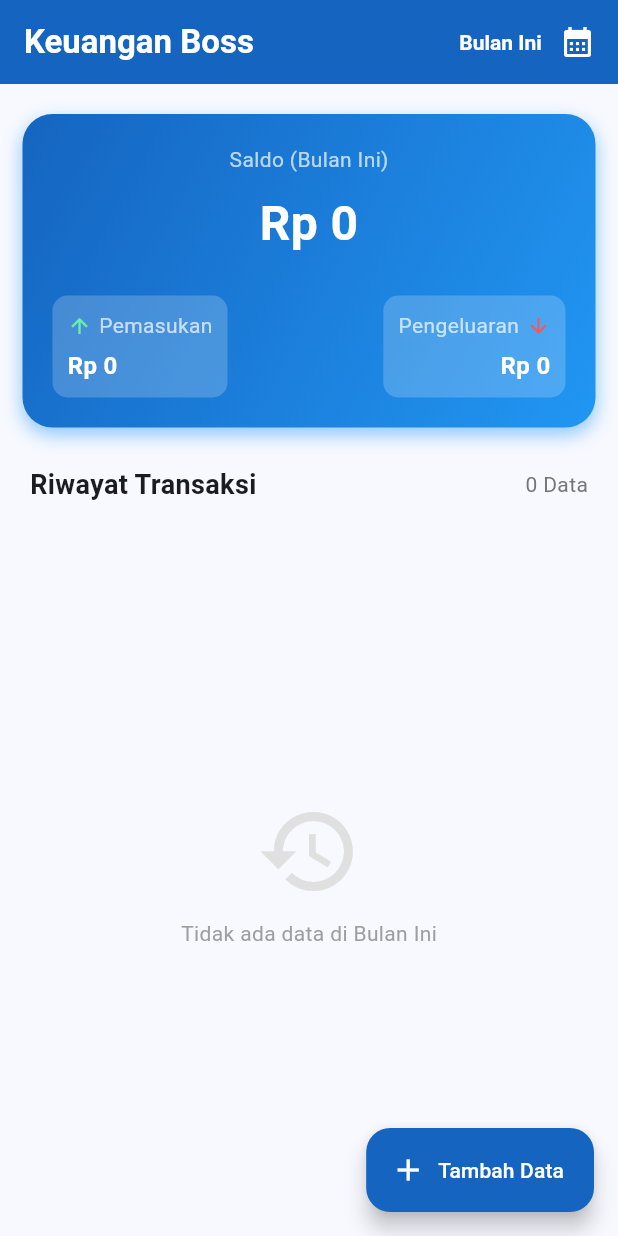
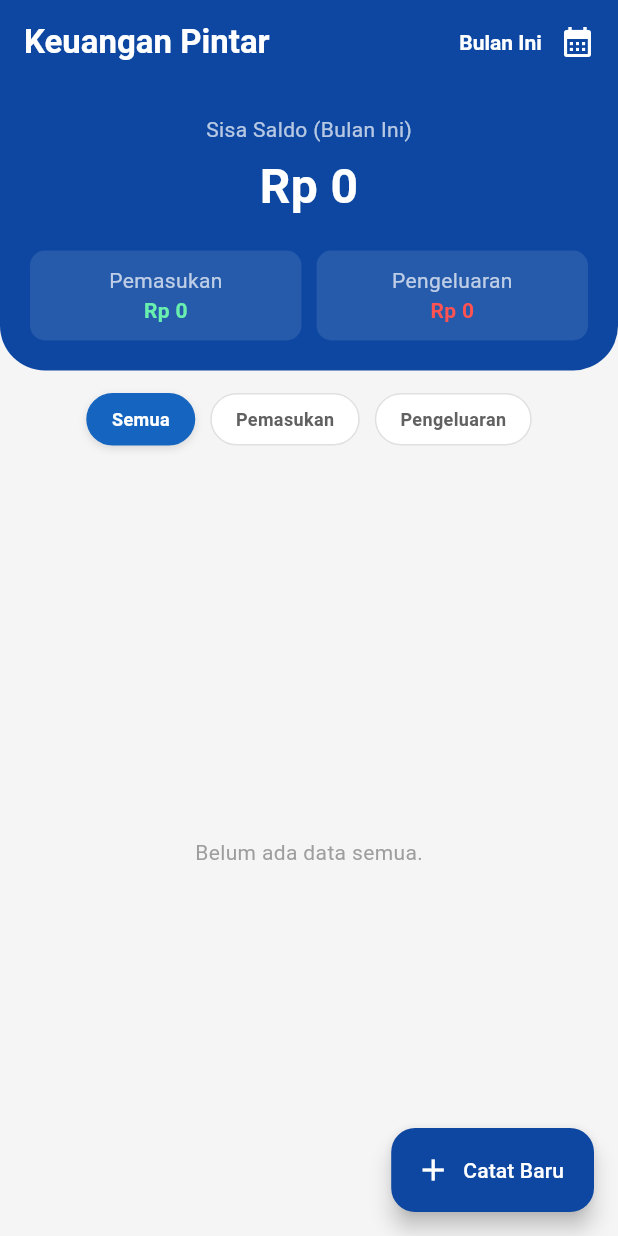
Before and after one commit to RaafiStudent/flutter-catatan-keuangan, a Flutter app: the screen it shows after launch, on a phone screen of 412 x 824 dp. Run offline on Flutter 3.47's test engine with Material 3 defaults, Android fonts, the phone set to English and light mode, and no system bars; our stand-ins replace sqflite; accounts and stored records are empty.

Commit message:
Update Besar: Fitur Smart Filter, Time Picker WIB, dan Edit Transaksi

```diff
--- a/lib/providers/transaction_provider.dart
+++ b/lib/providers/transaction_provider.dart
@@ -3,52 +3,71 @@ import '../database/database_helper.dart';
 import '../models/transaction_model.dart';
 
 class TransactionProvider with ChangeNotifier {
-  List<TransactionModel> _allTransactions = []; // Menyimpan SEMUA data
-  String _filterStatus = 'Bulan Ini'; // Default filter saat pertama buka
+  List<TransactionModel> _allTransactions = [];
 
-  // Getter data yang sudah difilter untuk ditampilkan di UI
+  // Filter Waktu Default: Bulan Ini
+  String _filterTime = 'Bulan Ini';
+
+  // Filter Tipe Default: Semua (Bisa diganti ke 'Pemasukan' atau 'Pengeluaran')
+  String _filterType = 'Semua';
+
+  // --- GETTER DATA UTAMA (List yang tampil di layar) ---
   List<TransactionModel> get transactions {
     DateTime now = DateTime.now();
+    List<TransactionModel> tempResult = [];
 
-    if (_filterStatus == 'Hari Ini') {
-      return _allTransactions.where((item) {
+    // 1. FILTER WAKTU (Time Frame)
+    if (_filterTime == 'Hari Ini') {
+      tempResult = _allTransactions.where((item) {
         DateTime date = DateTime.parse(item.date);
         return date.day == now.day && date.month == now.month && date.year == now.year;
       }).toList();
-    }
-    else if (_filterStatus == 'Minggu Ini') {
-      // Logika: 7 Hari Terakhir
+    } else if (_filterTime == 'Minggu Ini') {
       DateTime weekAgo = now.subtract(const Duration(days: 7));
-      return _allTransactions.where((item) {
+      tempResult = _allTransactions.where((item) {
         DateTime date = DateTime.parse(item.date);
         return date.isAfter(weekAgo) && date.isBefore(now.add(const Duration(days: 1)));
       }).toList();
-    }
-    else if (_filterStatus == 'Bulan Ini') {
-      return _allTransactions.where((item) {
+    } else if (_filterTime == 'Bulan Ini') {
+      tempResult = _allTransactions.where((item) {
         DateTime date = DateTime.parse(item.date);
         return date.month == now.month && date.year == now.year;
       }).toList();
-    }
-    else if (_filterStatus == 'Tahun Ini') {
-      return _allTransactions.where((item) {
+    } else if (_filterTime == 'Tahun Ini') {
+      tempResult = _allTransactions.where((item) {
         DateTime date = DateTime.parse(item.date);
         return date.year == now.year;
       }).toList();
+    } else {
+      tempResult = _allTransactions; // Semua Waktu
     }
 
-    return _allTransactions; // Kalau 'Semua'
+    // 2. FILTER TIPE (Income vs Expense)
+    // Ini logika agar list bisa dipisah sesuai permintaan Boss
+    if (_filterType == 'Pemasukan') {
+      return tempResult.where((item) => item.type == 'pemasukan').toList();
+    } else if (_filterType == 'Pengeluaran') {
+      return tempResult.where((item) => item.type == 'pengeluaran').toList();
+    }
+
+    return tempResult; // Tampilkan Semua (Campur)
   }
 
-  // Fungsi untuk mengubah jenis filter dari UI
-  void setFilter(String filter) {
-    _filterStatus = filter;
-    notifyListeners(); // Kabari UI untuk refresh tampilan
+  // --- Setter untuk Mengubah Filter ---
+  void setFilterTime(String filter) {
+    _filterTime = filter;
+    notifyListeners();
   }
 
-  String get filterStatus => _filterStatus;
+  void setFilterType(String type) {
+    _filterType = type;
+    notifyListeners();
+  }
 
-  // --- DATABASE OPERATIONS ---
+  String get filterTime => _filterTime;
+  String get filterType => _filterType;
+
+  // --- DATABASE CRUD ---
 
   Future<void> fetchTransactions() async {
     _allTransactions = await DatabaseHelper.instance.readAllTransactions();
@@ -66,29 +85,69 @@ class TransactionProvider with ChangeNotifier {
     await fetchTransactions();
   }
 
+  // FITUR UPDATE (EDIT DATA) - Request Boss
+  Future<void> updateTransaction(int id, String title, int amount, String date, String type) async {
+    final updatedTransaction = TransactionModel(
+      id: id,
+      title: title,
+      amount: amount,
+      date: date,
+      type: type,
+    );
+    await DatabaseHelper.instance.update(updatedTransaction);
+    await fetchTransactions();
+  }
+
   Future<void> deleteTransaction(int id) async {
     await DatabaseHelper.instance.delete(id);
     await fetchTransactions();
   }
 
-  // --- LOGIKA TOTAL (Dihitung dari data yang SUDAH DI-FILTER) ---
+  // --- LOGIKA TOTAL PINTAR ---
+  // Total dihitung berdasarkan Filter WAKTU saja, mengabaikan Filter TIPE.
+  // Kenapa? Agar saat Boss melihat list "Pengeluaran", tulisan "Sisa Saldo" di atas tidak jadi Nol/Aneh.
+
+  List<TransactionModel> get _transactionsByTimeOnly {
+     DateTime now = DateTime.now();
+     if (_filterTime == 'Hari Ini') {
+        return _allTransactions.where((item) {
+          DateTime date = DateTime.parse(item.date);
+          return date.day == now.day && date.month == now.month && date.year == now.year;
+        }).toList();
+     } else if (_filterTime == 'Minggu Ini') {
+        DateTime weekAgo = now.subtract(const Duration(days: 7));
+        return _allTransactions.where((item) {
+          DateTime date = DateTime.parse(item.date);
+          return date.isAfter(weekAgo) && date.isBefore(now.add(const Duration(days: 1)));
+        }).toList();
+     } else if (_filterTime == 'Bulan Ini') {
+        return _allTransactions.where((item) {
+          DateTime date = DateTime.parse(item.date);
+          return date.month == now.month && date.year == now.year;
+        }).toList();
+     } else if (_filterTime == 'Tahun Ini') {
+        return _allTransactions.where((item) {
+          DateTime date = DateTime.parse(item.date);
+          return date.year == now.year;
+        }).toList();
+     }
+     return _allTransactions;
+  }
 
   int get totalPemasukan {
+    var list = _transactionsByTimeOnly;
     var total = 0;
-    for (var item in transactions) { // Menggunakan 'transactions' (yang sudah difilter)
-      if (item.type == 'pemasukan') {
-        total += item.amount;
-      }
+    for (var item in list) {
+      if (item.type == 'pemasukan') total += item.amount;
     }
     return total;
   }
 
   int get totalPengeluaran {
+    var list = _transactionsByTimeOnly;
     var total = 0;
-    for (var item in transactions) { // Menggunakan 'transactions' (yang sudah difilter)
-      if (item.type == 'pengeluaran') {
-        total += item.amount;
-      }
+    for (var item in list) {
+      if (item.type == 'pengeluaran') total += item.amount;
     }
     return total;
   }
--- a/lib/screens/home_screen.dart
+++ b/lib/screens/home_screen.dart
@@ -20,37 +20,31 @@ class _HomeScreenState extends State<HomeScreen> {
 
   @override
   Widget build(BuildContext context) {
-    // Format Uang Rupiah
     final currencyFormat = NumberFormat.currency(locale: 'id_ID', symbol: 'Rp ', decimalDigits: 0);
 
     return Scaffold(
+      backgroundColor: Colors.grey[100],
       appBar: AppBar(
-        title: const Text('Keuangan Boss', style: TextStyle(fontWeight: FontWeight.bold)),
-        backgroundColor: Colors.blue[800], // Warna lebih gelap biar elegan
+        title: const Text('Keuangan Pintar', style: TextStyle(fontWeight: FontWeight.bold)),
+        backgroundColor: Colors.blue[900],
         foregroundColor: Colors.white,
         actions: [
-          // --- DROPDOWN FILTER WAKTU ---
+          // Dropdown Filter Waktu
           Consumer<TransactionProvider>(
             builder: (context, provider, child) {
               return Padding(
                 padding: const EdgeInsets.only(right: 15.0),
                 child: DropdownButtonHideUnderline(
                   child: DropdownButton<String>(
-                    dropdownColor: Colors.blue[700],
-                    value: provider.filterStatus,
+                    dropdownColor: Colors.blue[800],
+                    value: provider.filterTime,
                     icon: const Icon(Icons.calendar_month, color: Colors.white),
                     style: const TextStyle(color: Colors.white, fontWeight: FontWeight.bold),
-                    items: ['Hari Ini', 'Minggu Ini', 'Bulan Ini', 'Tahun Ini', 'Semua']
-                        .map((String value) {
-                      return DropdownMenuItem<String>(
-                        value: value,
-                        child: Text(value),
-                      );
+                    items: ['Hari Ini', 'Minggu Ini', 'Bulan Ini', 'Tahun Ini', 'Semua'].map((String value) {
+                      return DropdownMenuItem<String>(value: value, child: Text(value));
                     }).toList(),
                     onChanged: (newValue) {
-                      if (newValue != null) {
-                        provider.setFilter(newValue);
-                      }
+                      if (newValue != null) provider.setFilterTime(newValue);
                     },
                   ),
                 ),
@@ -63,79 +57,43 @@ class _HomeScreenState extends State<HomeScreen> {
         builder: (context, provider, child) {
           return Column(
             children: [
-              // --- KARTU TOTAL SALDO (SESUAI FILTER) ---
+              // --- 1. AREA TOTAL (SELALU TAMPIL) ---
               Container(
                 padding: const EdgeInsets.all(20),
-                margin: const EdgeInsets.fromLTRB(15, 20, 15, 20),
                 decoration: BoxDecoration(
-                  gradient: LinearGradient(
-                    colors: [Colors.blue[800]!, Colors.blue[500]!],
-                    begin: Alignment.topLeft,
-                    end: Alignment.bottomRight,
-                  ),
-                  borderRadius: BorderRadius.circular(20),
-                  boxShadow: [
-                    BoxShadow(blurRadius: 10, color: Colors.blue.withOpacity(0.5), offset: const Offset(0, 5))
-                  ],
+                  color: Colors.blue[900],
+                  borderRadius: const BorderRadius.only(bottomLeft: Radius.circular(30), bottomRight: Radius.circular(30)),
                 ),
                 child: Column(
                   children: [
-                    Text('Saldo (${provider.filterStatus})',
-                      style: const TextStyle(color: Colors.white70, fontSize: 14)
-                    ),
-                    const SizedBox(height: 10),
+                    Text('Sisa Saldo (${provider.filterTime})', style: const TextStyle(color: Colors.white70)),
+                    const SizedBox(height: 5),
                     Text(
                       currencyFormat.format(provider.totalPemasukan - provider.totalPengeluaran),
                       style: const TextStyle(color: Colors.white, fontSize: 32, fontWeight: FontWeight.bold),
                     ),
-                    const SizedBox(height: 25),
+                    const SizedBox(height: 20),
                     Row(
-                      mainAxisAlignment: MainAxisAlignment.spaceBetween,
                       children: [
-                        // Kotak Pemasukan
-                        Container(
-                          padding: const EdgeInsets.all(10),
-                          decoration: BoxDecoration(
-                            color: Colors.white.withOpacity(0.2),
-                            borderRadius: BorderRadius.circular(10),
-                          ),
-                          child: Column(
-                            crossAxisAlignment: CrossAxisAlignment.start,
-                            children: [
-                              const Row(
-                                children: [
-                                  Icon(Icons.arrow_upward, color: Colors.greenAccent, size: 16),
-                                  SizedBox(width: 5),
-                                  Text('Pemasukan', style: TextStyle(color: Colors.white70)),
-                                ],
-                              ),
-                              const SizedBox(height: 5),
-                              Text(currencyFormat.format(provider.totalPemasukan),
-                                style: const TextStyle(color: Colors.white, fontSize: 16, fontWeight: FontWeight.bold)),
-                            ],
+                        Expanded(
+                          child: Container(
+                            padding: const EdgeInsets.all(10),
+                            decoration: BoxDecoration(color: Colors.white10, borderRadius: BorderRadius.circular(10)),
+                            child: Column(children: [
+                              const Text('Pemasukan', style: TextStyle(color: Colors.white70)),
+                              Text(currencyFormat.format(provider.totalPemasukan), style: const TextStyle(color: Colors.greenAccent, fontWeight: FontWeight.bold)),
+                            ]),
                           ),
                         ),
-                        // Kotak Pengeluaran
-                        Container(
-                          padding: const EdgeInsets.all(10),
-                          decoration: BoxDecoration(
-                            color: Colors.white.withOpacity(0.2),
-                            borderRadius: BorderRadius.circular(10),
-                          ),
-                          child: Column(
-                            crossAxisAlignment: CrossAxisAlignment.end,
-                            children: [
-                              const Row(
-                                children: [
-                                  Text('Pengeluaran', style: TextStyle(color: Colors.white70)),
-                                  SizedBox(width: 5),
-                                  Icon(Icons.arrow_downward, color: Colors.redAccent, size: 16),
-                                ],
-                              ),
-                              const SizedBox(height: 5),
-                              Text(currencyFormat.format(provider.totalPengeluaran),
-                                style: const TextStyle(color: Colors.white, fontSize: 16, fontWeight: FontWeight.bold)),
-                            ],
+                        const SizedBox(width: 10),
+                        Expanded(
+                          child: Container(
+                            padding: const EdgeInsets.all(10),
+                            decoration: BoxDecoration(color: Colors.white10, borderRadius: BorderRadius.circular(10)),
+                            child: Column(children: [
+                              const Text('Pengeluaran', style: TextStyle(color: Colors.white70)),
+                              Text(currencyFormat.format(provider.totalPengeluaran), style: const TextStyle(color: Colors.redAccent, fontWeight: FontWeight.bold)),
+                            ]),
                           ),
                         ),
                       ],
@@ -144,51 +102,49 @@ class _HomeScreenState extends State<HomeScreen> {
                 ),
               ),
 
-              // --- LABEL RIWAYAT ---
+              // --- 2. FILTER TOMBOL (SEMUA / MASUK / KELUAR) ---
               Padding(
-                padding: const EdgeInsets.symmetric(horizontal: 20, vertical: 5),
+                padding: const EdgeInsets.all(15),
                 child: Row(
-                  mainAxisAlignment: MainAxisAlignment.spaceBetween,
+                  mainAxisAlignment: MainAxisAlignment.center,
                   children: [
-                    const Text("Riwayat Transaksi", style: TextStyle(fontSize: 18, fontWeight: FontWeight.bold)),
-                    Text("${provider.transactions.length} Data", style: TextStyle(color: Colors.grey[600])),
+                    _buildFilterChip(provider, 'Semua'),
+                    const SizedBox(width: 10),
+                    _buildFilterChip(provider, 'Pemasukan'),
+                    const SizedBox(width: 10),
+                    _buildFilterChip(provider, 'Pengeluaran'),
                   ],
                 ),
               ),
 
-              // --- DAFTAR RIWAYAT TRANSAKSI ---
+              // --- 3. DAFTAR RIWAYAT ---
               Expanded(
                 child: provider.transactions.isEmpty
-                    ? Center(
-                        child: Column(
-                          mainAxisAlignment: MainAxisAlignment.center,
-                          children: [
-                            Icon(Icons.history, size: 70, color: Colors.grey[300]),
-                            const SizedBox(height: 10),
-                            Text('Tidak ada data di ${provider.filterStatus}', style: TextStyle(color: Colors.grey[500])),
-                          ],
-                        ),
-                      )
+                    ? Center(child: Text('Belum ada data ${provider.filterType.toLowerCase()}.', style: TextStyle(color: Colors.grey[500])))
                     : ListView.builder(
                         itemCount: provider.transactions.length,
                         itemBuilder: (context, index) {
                           final item = provider.transactions[index];
                           final isExpense = item.type == 'pengeluaran';
+                          DateTime date = DateTime.parse(item.date);
 
                           return Card(
                             elevation: 2,
                             margin: const EdgeInsets.symmetric(horizontal: 15, vertical: 6),
                             shape: RoundedRectangleBorder(borderRadius: BorderRadius.circular(12)),
                             child: ListTile(
+                              // Ikon Jenis
                               leading: CircleAvatar(
                                 backgroundColor: isExpense ? Colors.red[50] : Colors.green[50],
-                                child: Icon(
-                                  isExpense ? Icons.arrow_downward : Icons.arrow_upward,
-                                  color: isExpense ? Colors.red : Colors.green,
-                                ),
+                                child: Icon(isExpense ? Icons.arrow_downward : Icons.arrow_upward, color: isExpense ? Colors.red : Colors.green),
                               ),
+                              // Judul & Tanggal Jam
                               title: Text(item.title, style: const TextStyle(fontWeight: FontWeight.bold)),
-                              subtitle: Text(DateFormat('dd MMM yyyy', 'id_ID').format(DateTime.parse(item.date))),
+                              subtitle: Text(
+                                DateFormat('dd MMM yyyy • HH:mm', 'id_ID').format(date),
+                                style: TextStyle(color: Colors.grey[600], fontSize: 12),
+                              ),
+                              // Nominal
                               trailing: Text(
                                 currencyFormat.format(item.amount),
                                 style: TextStyle(
@@ -197,12 +153,21 @@ class _HomeScreenState extends State<HomeScreen> {
                                   fontSize: 15
                                 ),
                               ),
+                              // TAP untuk EDIT
+                              onTap: () {
+                                Navigator.of(context).push(
+                                  MaterialPageRoute(
+                                    builder: (context) => AddTransactionScreen(transactionToEdit: item),
+                                  ),
+                                );
+                              },
+                              // TEKAN LAMA untuk HAPUS
                               onLongPress: () {
                                 showDialog(
                                   context: context,
                                   builder: (ctx) => AlertDialog(
                                     title: const Text('Hapus Data?'),
-                                    content: const Text('Yakin ingin menghapus transaksi ini?'),
+                                    content: Text('Hapus "${item.title}"?'),
                                     actions: [
                                       TextButton(onPressed: () => Navigator.pop(ctx), child: const Text('Batal')),
                                       TextButton(onPressed: () {
@@ -223,10 +188,10 @@ class _HomeScreenState extends State<HomeScreen> {
         },
       ),
       floatingActionButton: FloatingActionButton.extended(
-        backgroundColor: Colors.blue[800],
+        backgroundColor: Colors.blue[900],
         foregroundColor: Colors.white,
         icon: const Icon(Icons.add),
-        label: const Text("Tambah Data"),
+        label: const Text("Catat Baru"),
         onPressed: () {
           Navigator.of(context).push(
             MaterialPageRoute(builder: (context) => const AddTransactionScreen()),
@@ -235,4 +200,29 @@ class _HomeScreenState extends State<HomeScreen> {
       ),
     );
   }
+
+  // Widget Tombol Filter Kecil (Pill shape)
+  Widget _buildFilterChip(TransactionProvider provider, String label) {
+    bool isSelected = provider.filterType == label;
+    return GestureDetector(
+      onTap: () => provider.setFilterType(label),
+      child: Container(
+        padding: const EdgeInsets.symmetric(horizontal: 16, vertical: 8),
+        decoration: BoxDecoration(
+          color: isSelected ? Colors.blue[800] : Colors.white,
+          borderRadius: BorderRadius.circular(20),
+          border: Border.all(color: isSelected ? Colors.blue[800]! : Colors.grey[300]!),
+          boxShadow: isSelected ? [const BoxShadow(color: Colors.black12, blurRadius: 4, offset: Offset(0, 2))] : [],
+        ),
+        child: Text(
+          label,
+          style: TextStyle(
+            color: isSelected ? Colors.white : Colors.grey[700],
+            fontWeight: FontWeight.bold,
+            fontSize: 12,
+          ),
+        ),
+      ),
+    );
+  }
 }
```
Also changed, not shown: lib/screens/add_transaction_screen.dart (+114 -56 lines).
